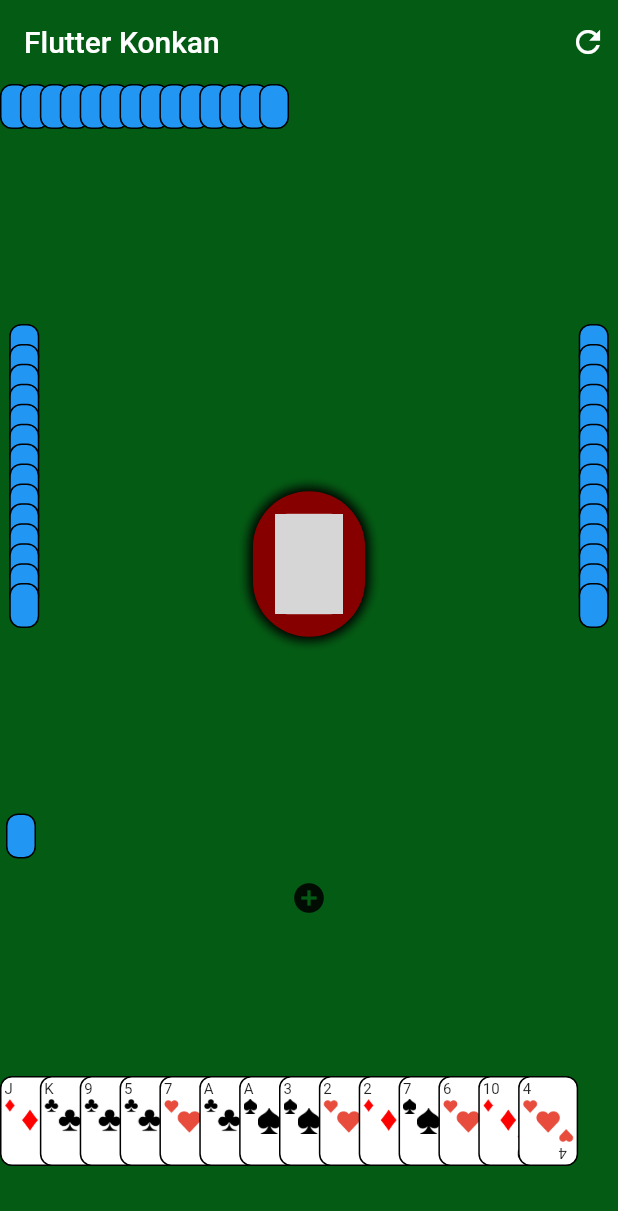
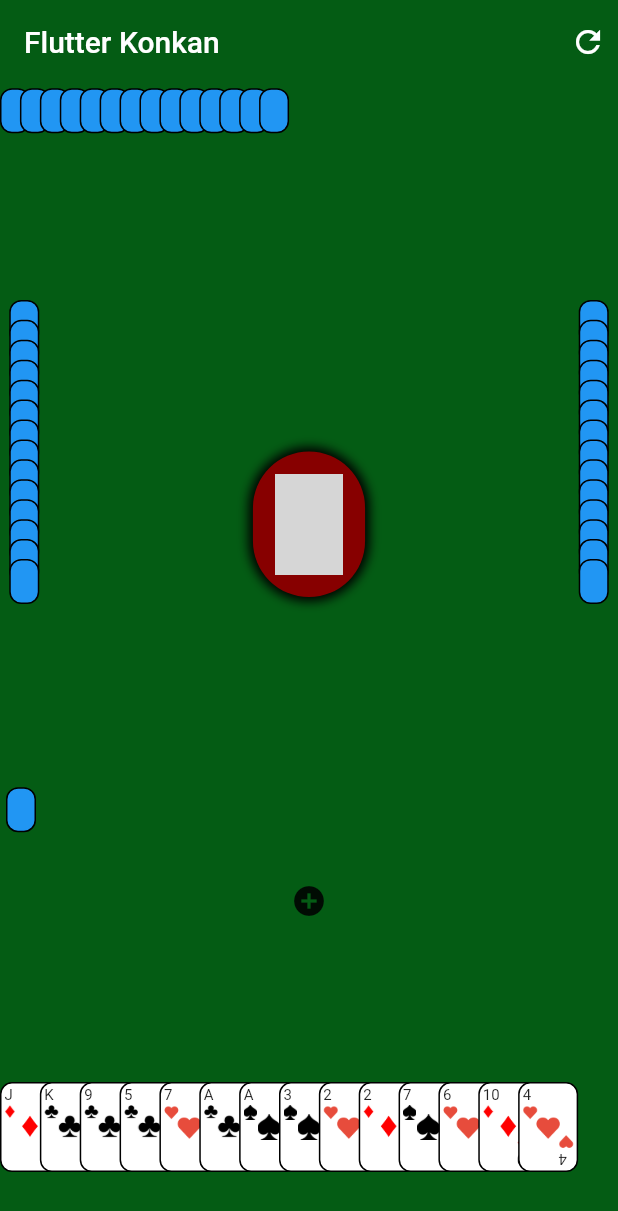
Before and after one commit to alnah005/Konkan, a Flutter app: the screen it shows after launch, on a phone screen of 412 x 824 dp. Shown: the top 1211 px of the screen. Run offline on Flutter 3.47's test engine with Material 2 defaults, Android fonts, the phone set to English and light mode, and no system bars; network calls fail; grey boxes are pictures that could not be loaded.

Commit message:
added some todos for future work

```diff
--- a/lib/models/player.dart
+++ b/lib/models/player.dart
@@ -92,6 +92,9 @@ class Player {
     return _afterFirstTime(settingScore, extraCard);
   }
 
+  // todo make a function that transfers cards from cards to openCards
+  // todo test not only grouping but also melding to identify winning
+  // todo draw card from discarded deck into places other than end of cards
   double _afterFirstTime(double settingScore, PlayingCard extraCard) {
     List<List<PlayingCard>> groups;
     if (extraCard != null) {
--- a/lib/pages/game_screen.dart
+++ b/lib/pages/game_screen.dart
@@ -104,8 +104,8 @@ class _GameScreenState extends State<GameScreen> {
         mainAxisAlignment: MainAxisAlignment.spaceAround,
         children: <Widget>[
           Flexible(
-            flex: 5,
-            fit: FlexFit.tight,
+            flex: 7,
+            fit: FlexFit.loose,
             child: _getPlayerColumn(playersList[1].cards, CardList.P2),
           ),
           Flexible(
@@ -258,7 +258,7 @@ class _GameScreenState extends State<GameScreen> {
               ),
             ),
           ),
-          Flexible(flex: 4, fit: FlexFit.tight, child: _buildCardDeck()),
+          Flexible(flex: 7, fit: FlexFit.tight, child: _buildCardDeck()),
           Flexible(
             flex: 3,
             fit: FlexFit.tight,
```
